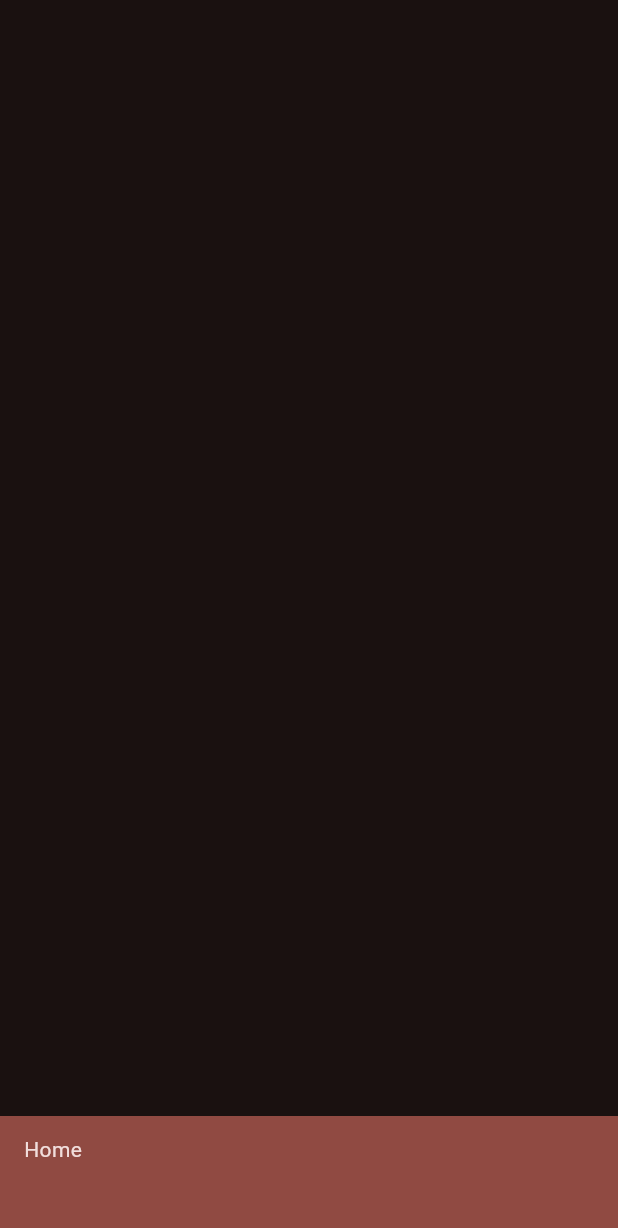
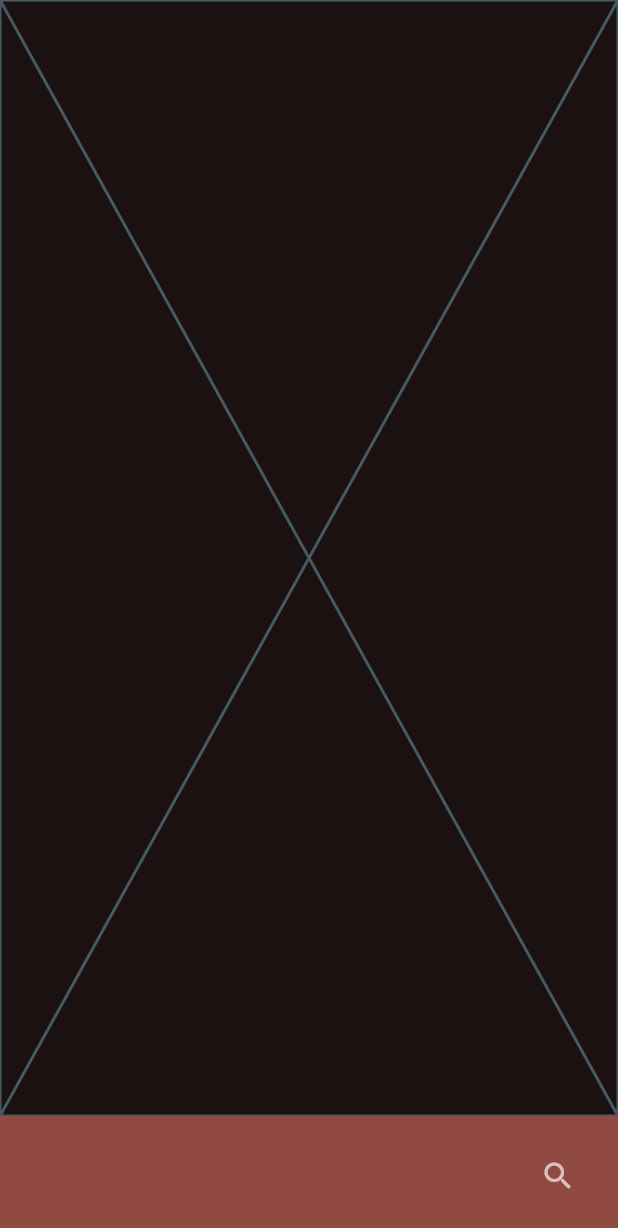
Before and after one commit to mrzwk-b/han-log, a Flutter app: the screen it shows after launch, on a phone screen of 412 x 824 dp. Shown: the top 1228 px of the screen. Run offline on Flutter 3.47's test engine with Material 3 defaults, Android fonts, the phone set to English and light mode, and no system bars.

Commit message:
added navbar class

```diff
--- a/app/lib/main.dart
+++ b/app/lib/main.dart
@@ -1,3 +1,4 @@
+import 'package:app/navbar.dart';
 import 'package:flutter/material.dart';
 
 void main() {
@@ -16,28 +17,9 @@ class HanLogApp extends StatelessWidget {
         colorSchemeSeed: Colors.red,
         useMaterial3: true,
       ),
-      home: const HomePage(title: 'Home'),
-    );
-  }
-}
-
-class HomePage extends StatelessWidget {
-  const HomePage({super.key, required this.title});
-
-  final String title;
-
-  @override
-  Widget build(BuildContext context) {
-    return Scaffold(
-      body: Center(
-        child: ListView.builder(itemBuilder: (context, index) {
-          // TODO search for unresolved groups
-        })
-      ),
-      bottomNavigationBar: BottomAppBar(
-        color: Theme.of(context).colorScheme.inversePrimary,
-        child: Text(title),
-
+      home: Scaffold(
+        body: Placeholder(), // TODO navigate between various screens of the app
+        bottomNavigationBar: Navbar(),
       ),
     );
   }
--- /dev/null
+++ b/app/lib/navbar.dart
@@ -0,0 +1,23 @@
+import 'package:flutter/material.dart';
+
+class Navbar extends StatefulWidget {
+  const Navbar({super.key});
+
+  @override
+  State<Navbar> createState() => _NavbarState();
+}
+
+class _NavbarState extends State<Navbar> {
+  @override
+  Widget build(BuildContext context) {
+    return BottomAppBar(
+      color: Theme.of(context).colorScheme.inversePrimary,
+      child: Row(
+        mainAxisAlignment: MainAxisAlignment.end,
+        children: [
+          IconButton(onPressed: () {}, icon: Icon(Icons.search))
+        ],
+      ),
+    );
+  }
+}
```
Also changed, not shown: app/lib/search.dart (deleted).
